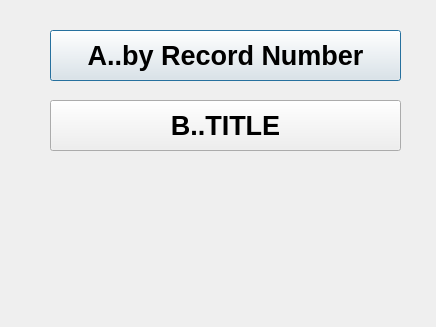
This is indexes.ui in jfunston/omega4py as Qt 5 draws it before an edit. The edited form follows.
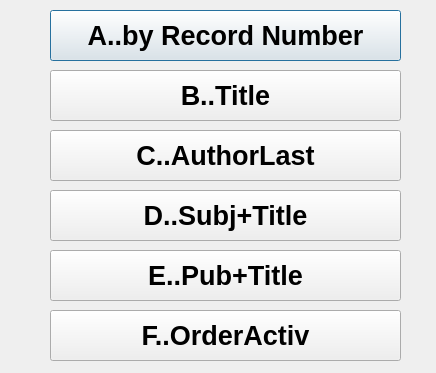
This is the edited form.

```diff
--- a/indexes.ui
+++ b/indexes.ui
@@ -7,7 +7,7 @@
     <x>0</x>
     <y>0</y>
     <width>436</width>
-    <height>327</height>
+    <height>373</height>
    </rect>
   </property>
   <property name="windowTitle">
@@ -20,7 +20,7 @@
    <property name="geometry">
     <rect>
      <x>50</x>
-     <y>30</y>
+     <y>10</y>
      <width>351</width>
      <height>51</height>
     </rect>
@@ -40,7 +40,7 @@
    <property name="geometry">
     <rect>
      <x>50</x>
-     <y>100</y>
+     <y>70</y>
      <width>351</width>
      <height>51</height>
     </rect>
@@ -53,7 +53,87 @@
     </font>
    </property>
    <property name="text">
-    <string>B..TITLE</string>
+    <string>B..Title</string>
+   </property>
+  </widget>
+  <widget class="QPushButton" name="ByAuthorLastButton">
+   <property name="geometry">
+    <rect>
+     <x>50</x>
+     <y>130</y>
+     <width>351</width>
+     <height>51</height>
+    </rect>
+   </property>
+   <property name="font">
+    <font>
+     <pointsize>20</pointsize>
+     <weight>75</weight>
+     <bold>true</bold>
+    </font>
+   </property>
+   <property name="text">
+    <string>C..AuthorLast</string>
+   </property>
+  </widget>
+  <widget class="QPushButton" name="BySubjTitleButton">
+   <property name="geometry">
+    <rect>
+     <x>50</x>
+     <y>190</y>
+     <width>351</width>
+     <height>51</height>
+    </rect>
+   </property>
+   <property name="font">
+    <font>
+     <pointsize>20</pointsize>
+     <weight>75</weight>
+     <bold>true</bold>
+    </font>
+   </property>
+   <property name="text">
+    <string>D..Subj+Title</string>
+   </property>
+  </widget>
+  <widget class="QPushButton" name="ByPubTitleButton">
+   <property name="geometry">
+    <rect>
+     <x>50</x>
+     <y>250</y>
+     <width>351</width>
+     <height>51</height>
+    </rect>
+   </property>
+   <property name="font">
+    <font>
+     <pointsize>20</pointsize>
+     <weight>75</weight>
+     <bold>true</bold>
+    </font>
+   </property>
+   <property name="text">
+    <string>E..Pub+Title</string>
+   </property>
+  </widget>
+  <widget class="QPushButton" name="ByOrderActivButton">
+   <property name="geometry">
+    <rect>
+     <x>50</x>
+     <y>310</y>
+     <width>351</width>
+     <height>51</height>
+    </rect>
+   </property>
+   <property name="font">
+    <font>
+     <pointsize>20</pointsize>
+     <weight>75</weight>
+     <bold>true</bold>
+    </font>
+   </property>
+   <property name="text">
+    <string>F..OrderActiv</string>
    </property>
   </widget>
  </widget>
```
